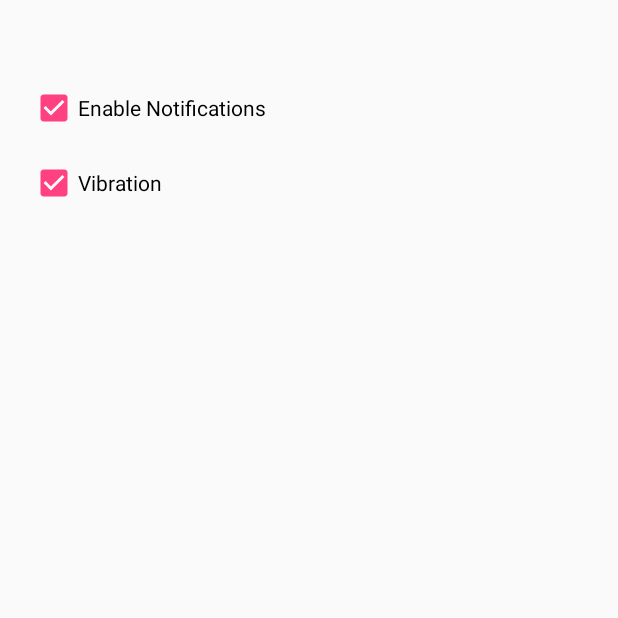
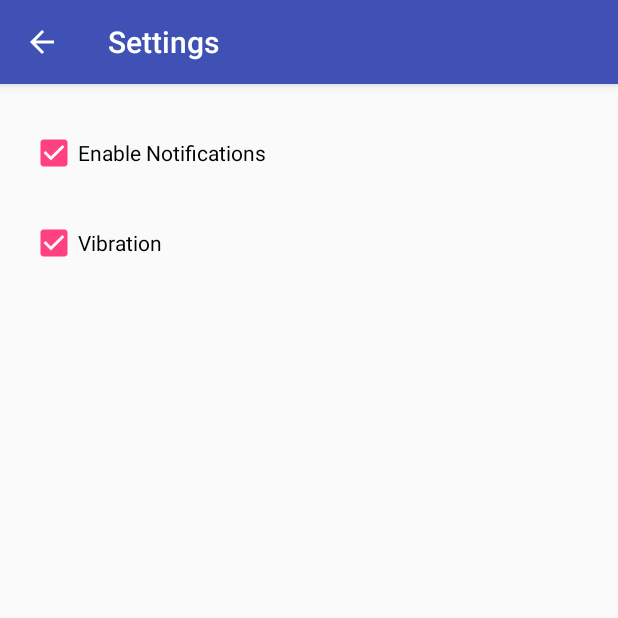
Before and after one commit to trncaqch/mobhci, an Android app: the screen it shows after launch (SettingsActivity), in the options menu, after a tap on "Settings", on a phone screen of 412 x 824 dp, the top half of it. Run offline under Robolectric (Android 15) with nearby library versions, the phone set to English and light mode, and no system bars; libraries missing offline, so code that uses them is left out: org.altbeacon.beacon; 13 statements that could not run were skipped.

Commit message:
All features complete

```diff
--- a/FriendFinder/app/src/main/AndroidManifest.xml
+++ b/FriendFinder/app/src/main/AndroidManifest.xml
@@ -44,5 +44,11 @@
             android:theme="@style/AppTheme.NoActionBar">
         </activity>
 
+        <activity
+            android:name=".AddFriendActivity"
+            android:label="@string/add_friend"
+            android:theme="@style/AppTheme.NoActionBar">
+        </activity>
+
     </application>
 </manifest>
--- a/FriendFinder/app/src/main/java/uk/ac/gla/dcs/friendfinder/FriendFinderApplication.java
+++ b/FriendFinder/app/src/main/java/uk/ac/gla/dcs/friendfinder/FriendFinderApplication.java
@@ -29,6 +29,7 @@ import org.altbeacon.beacon.startup.RegionBootstrap;
 import java.util.ArrayList;
 import java.util.Collection;
 import java.util.List;
+import java.util.concurrent.ConcurrentHashMap;
 
 public class FriendFinderApplication extends Application implements BootstrapNotifier {
     private static final String TAG = "BeaconReferenceApp";
@@ -38,6 +39,7 @@ public class FriendFinderApplication extends Application implements BootstrapNot
     private SQLiteDatabase database;
 
     public final long GENERIC_STRENGTH = 25000;
+    public ConcurrentHashMap<String,BeaconTriplet> unknownBeacons;
 
     public List<Region> regions;
 
@@ -46,7 +48,7 @@ public class FriendFinderApplication extends Application implements BootstrapNot
         BeaconManager beaconManager = org.altbeacon.beacon.BeaconManager.getInstanceForApplication(this);
 
         database = openOrCreateDatabase("friendfinder",MODE_PRIVATE,null);
-
+        unknownBeacons = new ConcurrentHashMap<String,BeaconTriplet>();
         beaconManager.getBeaconParsers().add(new BeaconParser().setBeaconLayout("m:2-3=0215,i:4-19,i:20-21,i:22-23,p:24-24"));
         setupRegions();
 
--- a/FriendFinder/app/src/main/java/uk/ac/gla/dcs/friendfinder/MainActivity.java
+++ b/FriendFinder/app/src/main/java/uk/ac/gla/dcs/friendfinder/MainActivity.java
@@ -41,6 +41,7 @@ import java.util.Collection;
 import java.util.Date;
 import java.util.List;
 import java.util.LinkedHashMap;
+import java.util.concurrent.ConcurrentHashMap;
 
 public class MainActivity extends AppCompatActivity implements BeaconConsumer {
 
@@ -58,7 +59,6 @@ public class MainActivity extends AppCompatActivity implements BeaconConsumer {
     private Handler mHandler;
 
     private BeaconManager beaconManager = BeaconManager.getInstanceForApplication(this);
-
 
     @Override
     protected void onCreate(Bundle savedInstanceState) {
@@ -316,7 +316,13 @@ public class MainActivity extends AppCompatActivity implements BeaconConsumer {
                                 }
                             });
                         } else {
-                            DatabaseHelper.getInstance(getBaseContext()).addNewFriend("Test Friend","07514700183",beacon);
+                            // DatabaseHelper.getInstance(getBaseContext()).addNewFriend("Test Friend","07514700183",beacon);
+                            BeaconTriplet triplet = new BeaconTriplet();
+                            triplet.beaconId1 = beacon.getId1().toString();
+                            triplet.beaconId2 = beacon.getId2().toString();
+                            triplet.beaconId3 = beacon.getId3().toString();
+                            triplet.date = new Date();
+                            ((FriendFinderApplication) getApplicationContext()).unknownBeacons.put(beacon.toString(), triplet);
                         }
                     }
                 }
@@ -335,15 +341,19 @@ public class MainActivity extends AppCompatActivity implements BeaconConsumer {
 
     @Override
     public boolean onOptionsItemSelected(MenuItem item) {
-        // Handle action bar item clicks here. The action bar will
-        // automatically handle clicks on the Home/Up button, so long
-        // as you specify a parent activity in AndroidManifest.xml.
         int id = item.getItemId();
-
-        //noinspection SimplifiableIfStatement
         if (id == R.id.action_settings) {
             Intent intent = new Intent(MainActivity.this, SettingsActivity.class);
             logToDisplay("Opening Settings");
+            startActivity(intent);
+            return true;
+        } else if (id == R.id.action_profile) {
+            Toast.makeText(getApplicationContext(), getString(R.string.not_implemented), Toast.LENGTH_SHORT).show();
+        } else if (id == R.id.action_support) {
+            Toast.makeText(getApplicationContext(), getString(R.string.not_implemented), Toast.LENGTH_LONG).show();
+        } else if (id == R.id.action_addsomeone) {
+            Intent intent = new Intent(MainActivity.this, AddFriendActivity.class);
+            logToDisplay("Opening Add Someone");
             startActivity(intent);
             return true;
         }
--- a/FriendFinder/app/src/main/java/uk/ac/gla/dcs/friendfinder/SettingsActivity.java
+++ b/FriendFinder/app/src/main/java/uk/ac/gla/dcs/friendfinder/SettingsActivity.java
@@ -34,6 +34,13 @@ public class SettingsActivity extends AppCompatActivity {
         super.onCreate(savedInstanceState);
 
         setContentView(R.layout.activity_settings);
+
+        Toolbar toolbar = (Toolbar) findViewById(R.id.toolbar);
+        setSupportActionBar(toolbar);
+
+        getSupportActionBar().setDisplayHomeAsUpEnabled(true);
+        getSupportActionBar().setDisplayShowHomeEnabled(true);
+        getSupportActionBar().setTitle(getString(R.string.settings));
 
         SharedPreferences preferences = getApplicationContext().getSharedPreferences("MyPreferences", getApplicationContext().MODE_PRIVATE);
         final SharedPreferences.Editor editor = preferences.edit();
--- a/FriendFinder/app/src/main/res/layout/activity_settings.xml
+++ b/FriendFinder/app/src/main/res/layout/activity_settings.xml
@@ -11,9 +11,14 @@
         android:layout_height="wrap_content"
         android:theme="@style/AppTheme.AppBarOverlay">
 
+    <android.support.v7.widget.Toolbar
+        android:id="@+id/toolbar"
+        android:layout_width="match_parent"
+        android:layout_height="?attr/actionBarSize"
+        android:background="?attr/colorPrimary"
+        app:popupTheme="@style/AppTheme.PopupOverlay">
+    </android.support.v7.widget.Toolbar>
     </android.support.design.widget.AppBarLayout>
-
-
     <FrameLayout
         android:id="@+id/content"
         android:layout_width="match_parent"
@@ -25,7 +30,7 @@
             android:layout_width="wrap_content"
             android:layout_height="wrap_content"
             android:layout_marginLeft="20dp"
-            android:layout_marginTop="0dp"
+            android:layout_marginTop="30dp"
             android:text="@string/enable_notifications" />
 
         <CheckBox
@@ -33,7 +38,7 @@
             android:layout_width="wrap_content"
             android:layout_height="wrap_content"
             android:layout_marginLeft="20dp"
-            android:layout_marginTop="50dp"
+            android:layout_marginTop="90dp"
             android:text="@string/vibration" />
 
 
--- a/FriendFinder/app/src/main/res/menu/menu_main.xml
+++ b/FriendFinder/app/src/main/res/menu/menu_main.xml
@@ -3,8 +3,27 @@
     xmlns:tools="http://schemas.android.com/tools"
     tools:context="uk.ac.gla.dcs.friendfinder.MainActivity">
     <item
+        android:id="@+id/action_addsomeone"
+        android:orderInCategory="100"
+        android:title="@string/action_addsomeone"
+        android:icon="@android:drawable/ic_menu_add"
+        app:showAsAction="never" />
+    <item
+        android:id="@+id/action_profile"
+        android:orderInCategory="101"
+        android:title="@string/action_profile"
+        android:icon="@android:drawable/ic_menu_save"
+        app:showAsAction="never" />
+    <item
         android:id="@+id/action_settings"
-        android:orderInCategory="100"
+        android:orderInCategory="102"
         android:title="@string/action_settings"
+        android:icon="@android:drawable/ic_menu_save"
+        app:showAsAction="never" />
+    <item
+        android:id="@+id/action_support"
+        android:orderInCategory="103"
+        android:title="@string/action_support"
+        android:icon="@android:drawable/ic_menu_save"
         app:showAsAction="never" />
 </menu>
--- a/FriendFinder/app/src/main/res/values/strings.xml
+++ b/FriendFinder/app/src/main/res/values/strings.xml
@@ -28,4 +28,11 @@
     <string name="save">Save</string>
     <string name="cant_make_call">Unable to make call</string>
     <string name="vibration">Vibration</string>
+    <string name="action_addsomeone">Add Contact</string>
+    <string name="action_profile">Profile</string>
+    <string name="action_support">Support</string>
+    <string name="add_friend">Add Friend</string>
+    <string name="pick_beacon_button">Select Beacon</string>
+    <string name="no_beacon_selected">No beacon selected</string>
+    <string name="add_button">Add</string>
 </resources>
```
Also changed, not shown: FriendFinder/app/src/main/java/uk/ac/gla/dcs/friendfinder/AddFriendActivity.java (added, +131 -0 lines), FriendFinder/app/src/main/java/uk/ac/gla/dcs/friendfinder/BeaconTriplet.java (added, +22 -0 lines), FriendFinder/app/src/main/res/layout/activity_addfriend.xml (added, +81 -0 lines).
